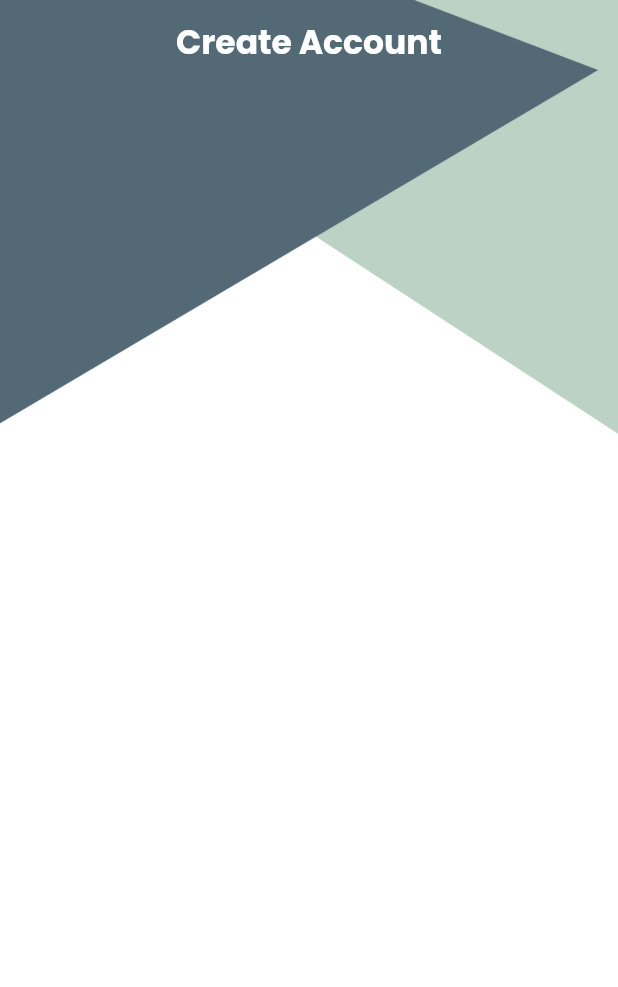
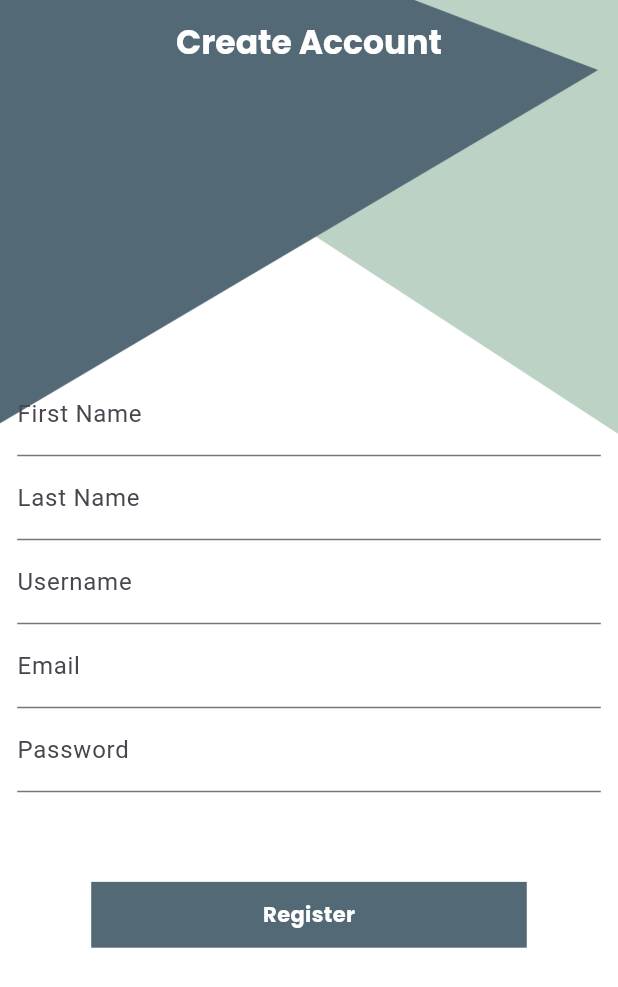
Before and after one commit to amrogad/xeno-chat-provider-firebase, a Flutter app: the screen it shows after launch, on a phone screen of 412 x 824 dp. Shown: the top 987 px of the screen. Run offline on Flutter 3.47's test engine with Material 2 defaults, Android fonts, the phone set to English and light mode, and no system bars; our stand-ins replace flutter_screenutil, form_field_validator, google_fonts.

Commit message:
added textfields added validators added xenobutton

```diff
--- a/lib/main.dart
+++ b/lib/main.dart
@@ -3,7 +3,7 @@ import 'package:flutter_screenutil/flutter_screenutil.dart';
 import 'package:xeno_chat/views/register_view.dart';
 
 void main() {
-  WidgetsBinding widgetsBinding = WidgetsFlutterBinding.ensureInitialized();
+  WidgetsFlutterBinding.ensureInitialized();
   runApp(const MyApp());
 }
 
@@ -16,13 +16,12 @@ class MyApp extends StatelessWidget {
       builder: (context, Widget? child) {
         return MaterialApp(
           debugShowCheckedModeBanner: false,
-          title: 'Xeno Chat',
           theme: ThemeData(
             useMaterial3: true,
           ),
           initialRoute: RegisterView.id,
           routes: {
-            RegisterView.id: (c) => const RegisterView(),
+            RegisterView.id: (c) => RegisterView(),
           },
         );
       },
--- /dev/null
+++ b/lib/services/xeno_form_validator.dart
@@ -0,0 +1,25 @@
+import 'package:form_field_validator/form_field_validator.dart';
+
+class XenoFormValidator {
+  String? Function(String?) firstName = MultiValidator([
+    RequiredValidator(errorText: "This field is required."),
+    MinLengthValidator(3, errorText: "Please enter at least 3 characters."),
+  ]);
+  String? Function(String?) lastName = MultiValidator([
+    RequiredValidator(errorText: "This field is required."),
+    MinLengthValidator(3, errorText: "Please enter at least 3 characters."),
+  ]);
+  String? Function(String?) userName = MultiValidator([
+    RequiredValidator(errorText: "This field is required."),
+    MinLengthValidator(3, errorText: "Please enter at least 3 characters."),
+  ]);
+  String? Function(String?) emailAddress = MultiValidator([
+    RequiredValidator(errorText: "This field is required."),
+    MinLengthValidator(3, errorText: "Please enter at least 3 characters."),
+    EmailValidator(errorText: 'The email is invalid.')
+  ]);
+  String? Function(String?) password = MultiValidator([
+    RequiredValidator(errorText: "This field is required."),
+    MinLengthValidator(3, errorText: "Please enter at least 3 characters."),
+  ]);
+}
--- a/lib/views/register_view.dart
+++ b/lib/views/register_view.dart
@@ -1,14 +1,63 @@
 import 'package:flutter/material.dart';
+import 'package:flutter_screenutil/flutter_screenutil.dart';
+import 'package:xeno_chat/services/xeno_form_validator.dart';
+import 'package:xeno_chat/views/widgets/xeno_button.dart';
 import 'package:xeno_chat/views/widgets/xeno_scaffold.dart';
+import 'package:xeno_chat/views/widgets/xeno_textfield.dart';
 
 class RegisterView extends StatelessWidget {
-  const RegisterView({Key? key}) : super(key: key);
+  RegisterView({Key? key}) : super(key: key);
   static const String id = 'register-view';
+  final GlobalKey<FormState> registerFormKey = GlobalKey<FormState>();
 
   @override
   Widget build(BuildContext context) {
     return XenoScaffold(
       appBarTitle: 'Create Account',
+      resizeToAvoidBottomInset: false,
+      body: Form(
+        key: registerFormKey,
+        child: Padding(
+          padding: EdgeInsets.all(10.sp),
+          child: Column(
+            mainAxisAlignment: MainAxisAlignment.center,
+            children: [
+              XenoTextField(
+                title: 'First Name',
+                validator: XenoFormValidator().firstName,
+              ),
+              XenoTextField(
+                title: 'Last Name',
+                validator: XenoFormValidator().lastName,
+              ),
+              XenoTextField(
+                title: 'Username',
+                validator: XenoFormValidator().userName,
+              ),
+              XenoTextField(
+                title: 'Email',
+                validator: XenoFormValidator().emailAddress,
+              ),
+              XenoTextField(
+                title: 'Password',
+                validator: XenoFormValidator().password,
+              ),
+              SizedBox(height: 50.h,),
+              XenoButton(
+                onTap: validateRegisterFormkey,
+                text: 'Register',
+              )
+            ],
+          ),
+        ),
+      ),
     );
   }
+
+  void validateRegisterFormkey() {
+    //validate all text form fields before creating an account
+    if (!registerFormKey.currentState!.validate()) {
+      return;
+    }
+  }
 }
--- /dev/null
+++ b/lib/views/widgets/xeno_button.dart
@@ -0,0 +1,25 @@
+import 'package:flutter/cupertino.dart';
+import 'package:flutter/material.dart';
+import 'package:flutter_screenutil/flutter_screenutil.dart';
+import 'package:google_fonts/google_fonts.dart';
+import 'package:xeno_chat/constants/Colors.dart';
+
+class XenoButton extends StatelessWidget {
+  Function()? onTap;
+  String? text;
+  XenoButton({this.onTap, this.text, super.key});
+  @override
+  Widget build(BuildContext context) {
+    return GestureDetector(
+      onTap: onTap,
+      child: Container(
+        padding: EdgeInsets.symmetric(vertical: 10.h, horizontal: 100.w),
+        color: XenoColors().primaryColor,
+        child: Text(
+          text ?? '',
+          style: GoogleFonts.poppins(color: Colors.white, fontWeight: FontWeight.bold),
+        ),
+      ),
+    );
+  }
+}
--- a/lib/views/widgets/xeno_scaffold.dart
+++ b/lib/views/widgets/xeno_scaffold.dart
@@ -4,21 +4,23 @@ import 'package:google_fonts/google_fonts.dart';
 class XenoScaffold extends StatelessWidget {
   String? appBarTitle;
   Widget? body;
-  XenoScaffold({this.appBarTitle, this.body, super.key});
+  bool? resizeToAvoidBottomInset;
+  XenoScaffold({this.appBarTitle, this.body, this.resizeToAvoidBottomInset, super.key});
 
   @override
   Widget build(BuildContext context) {
     return Stack(
       children: [
         Container(
+          width: double.infinity,
           child: Image.asset(
             'assets/images/background.png',
             fit: BoxFit.fill,
           ),
-          width: double.infinity,
         ),
         Scaffold(
           backgroundColor: Colors.transparent,
+          resizeToAvoidBottomInset: resizeToAvoidBottomInset,
           appBar: AppBar(
             centerTitle: true,
             title: Text(
--- /dev/null
+++ b/lib/views/widgets/xeno_textfield.dart
@@ -0,0 +1,18 @@
+import 'package:flutter/material.dart';
+
+class XenoTextField extends StatelessWidget {
+  String? title;
+  String? Function(String?)? validator;
+  String? value;
+  XenoTextField({this.title, this.validator, super.key});
+
+  @override
+  Widget build(BuildContext context) {
+    return TextFormField(
+      decoration: InputDecoration(
+        labelText: title,
+      ),
+      validator: validator,
+    );
+  }
+}
```
